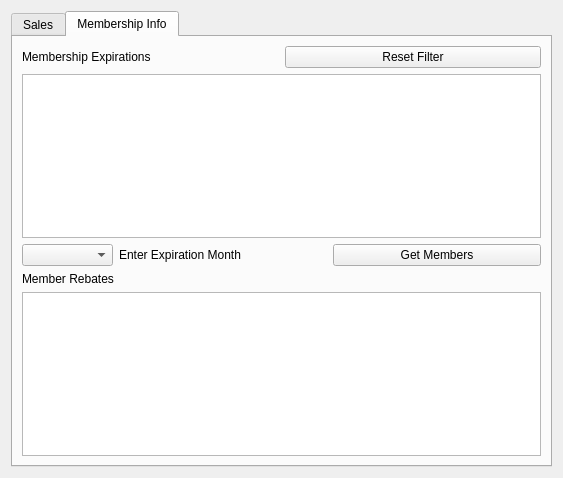
First picture: the form in BulkClub/storemanagerwindow.ui, repository nealhitzfield/Bulk-Club, before the edit.
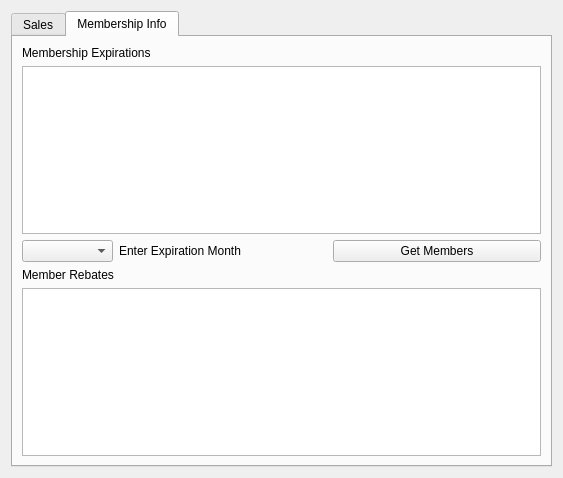
Second picture: the form after the edit. The open tabs and pages were chosen to show the change.

```diff
--- a/BulkClub/storemanagerwindow.ui
+++ b/BulkClub/storemanagerwindow.ui
@@ -465,13 +465,6 @@
                  </property>
                 </widget>
                </item>
-               <item>
-                <widget class="QPushButton" name="ResetExpirationFilterButton">
-                 <property name="text">
-                  <string>Reset Filter</string>
-                 </property>
-                </widget>
-               </item>
               </layout>
              </item>
              <item>
```
Left out of the diff: 6 changed lines with no effect on the pictures.
